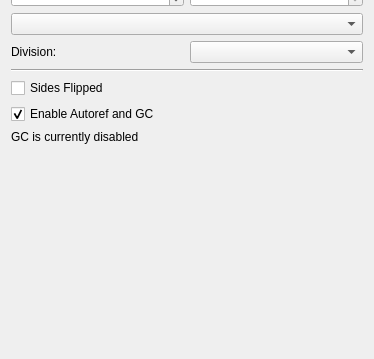
Old version of the form src/ra/refereewidget.ui in the repository robotics-erlangen/framework; both pictures show x 0 to 374 and y 207 to 566 of the 374 by 566 pixel window.
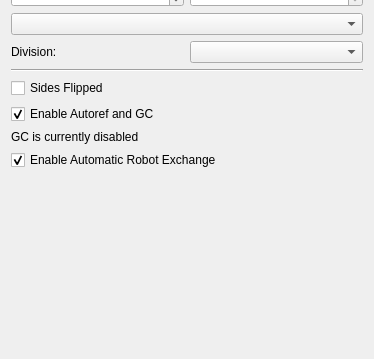
New version of the form. Custom widgets are drawn as their Qt base class.

Commit message: amun: sslgamecontroller: Add automatic robot exchange

```diff
--- a/src/ra/refereewidget.ui
+++ b/src/ra/refereewidget.ui
@@ -373,6 +373,16 @@
        </property>
       </widget>
      </item>
+     <item>
+      <widget class="QCheckBox" name="enableRobotExchange">
+       <property name="text">
+        <string>Enable Automatic Robot Exchange</string>
+       </property>
+       <property name="checked">
+        <bool>true</bool>
+       </property>
+      </widget>
+     </item>
     </layout>
    </item>
    <item>
```
The commit also changes 6 other files.
